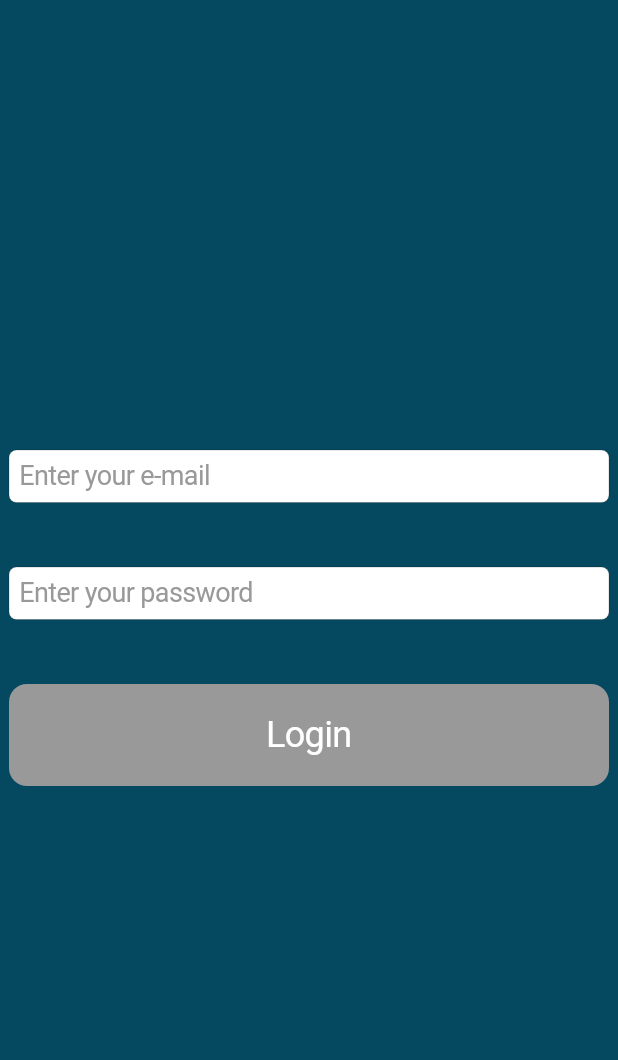
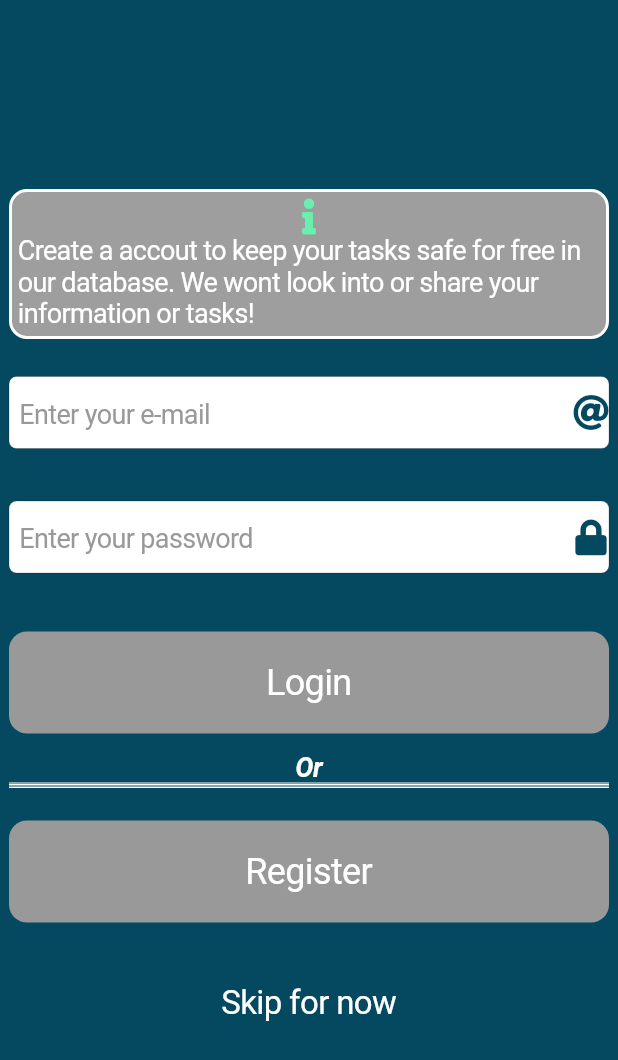
Before and after one commit to DutchJavaDev/TODO-app, a Flutter app: the AccountPanelStateFul screen opened directly, on a phone screen of 412 x 824 dp. Shown: the top 1060 px of the screen. Run offline on Flutter 3.47's test engine with Material 2 defaults, Android fonts, the phone set to English and light mode, and no system bars; our stand-ins replace font_awesome_flutter, validators; statements that could not run were skipped.

Commit message:
Version 0.0.6
identity connection added, 40% of tasks api calls implementen.

```diff
--- a/lib/account.dart
+++ b/lib/account.dart
@@ -1,6 +1,8 @@
 import 'package:flutter/cupertino.dart';
 import 'package:flutter/material.dart';
+import 'package:font_awesome_flutter/font_awesome_flutter.dart';
 import 'utils/extension.dart';
+import 'api/api.dart' as Api;
 
 class AccountPanel extends StatelessWidget {
   @override
@@ -15,11 +17,10 @@ class AccountPanelStateFul extends StatefulWidget {
 }
 
 class AccountPanelState extends State<AccountPanelStateFul> {
-
-  bool login = true;
+  bool login = false;
+  bool register = false;
   bool hasEmail = false;
   bool hasPassword = false;
-  bool send = false;
 
   String emailError = "";
   String passwordError = "";
@@ -30,14 +31,11 @@ class AccountPanelState extends State<AccountPanelStateFul> {
   @override
   void initState() {
     super.initState();
-
     emailController.addListener(_validateEmail);
-
     passwordController.addListener(_validatePassword);
   }
 
   void _validateEmail() {
-
     setState(() {
       emailError = "";
     });
@@ -63,7 +61,6 @@ class AccountPanelState extends State<AccountPanelStateFul> {
   }
 
   void _validatePassword() {
-
     setState(() {
       passwordError = "";
     });
@@ -92,17 +89,17 @@ class AccountPanelState extends State<AccountPanelStateFul> {
       return false;
     }
 
-    if (password.uppercaseCount() == 0){
+    if (password.uppercaseCount() == 0) {
       passwordError = "Password must contain atleast 1 uppercase letter";
       return false;
     }
 
-    if (password.lowerCaseCount() == 0){
+    if (password.lowerCaseCount() == 0) {
       passwordError = "Password must contain atleast 1 lowercase letter";
       return false;
     }
 
-    if (!password.containsSpecialCharacter()){
+    if (!password.containsSpecialCharacter()) {
       passwordError = "Password must contain atleast 1 special character";
       return false;
     }
@@ -110,8 +107,50 @@ class AccountPanelState extends State<AccountPanelStateFul> {
     return true;
   }
 
-  List<Widget> _loginView() {
+  void _handleLogin() {}
+
+  void _handleRegister() async {
+    var result = await Api.IdentityService.registerAccount(
+        emailController.text, passwordController.text);
+    print(result.toString());
+    setState(() {
+      register = false;
+    });
+  }
+
+  List<Widget> _accountView() {
     var list = new List<Widget>();
+
+    list.add(Padding(
+      padding: EdgeInsets.only(bottom: 25, left: 6, right: 6),
+      child: Container(
+        width: double.infinity,
+        height: 100,
+        decoration: BoxDecoration(
+            borderRadius: BorderRadius.circular(12),
+            color: Colors.grey,
+            border: Border.all(
+                color: CupertinoColors.white,
+                style: BorderStyle.solid,
+                width: 2)),
+        child: Padding(
+          padding: EdgeInsets.only(left: 4, right: 4),
+          child: Column(
+            mainAxisAlignment: MainAxisAlignment.center,
+            children: <Widget>[
+              Icon(
+                FontAwesomeIcons.info,
+                color: Colors.greenAccent,
+              ),
+              Text(
+                "Create a accout to keep your tasks safe for free in our database. We wont look into or share your information or tasks!",
+                style: TextStyle(fontSize: 18, color: CupertinoColors.white),
+              )
+            ],
+          ),
+        ),
+      ),
+    ));
 
     var emailField = CupertinoTextField(
       placeholder: "Enter your e-mail",
@@ -121,19 +160,21 @@ class AccountPanelState extends State<AccountPanelStateFul> {
           TextStyle(fontSize: 18, color: CupertinoColors.inactiveGray),
       keyboardType: TextInputType.emailAddress,
       cursorRadius: Radius.circular(12),
+      suffix: Icon(FontAwesomeIcons.at),
+      style: TextStyle(fontSize: 20),
     );
 
     list.add(Padding(
       padding: EdgeInsets.only(left: 6, right: 6),
       child: Container(
-        child: Column(
-          children: <Widget>[
-            emailField,
-            Text(emailError,style: TextStyle(color: CupertinoColors.destructiveRed,fontSize: 16),)
-          ],
+        child: emailField,
+        height: 48,
       ),
-        height: 66,
-      ),
+    ));
+
+    list.add(Text(
+      emailError,
+      style: TextStyle(color: CupertinoColors.destructiveRed, fontSize: 20),
     ));
 
     var passwordField = CupertinoTextField(
@@ -141,78 +182,109 @@ class AccountPanelState extends State<AccountPanelStateFul> {
       obscureText: true,
       controller: passwordController,
       placeholderStyle:
-            TextStyle(fontSize: 18, color: CupertinoColors.inactiveGray));
+          TextStyle(fontSize: 18, color: CupertinoColors.inactiveGray),
+      cursorRadius: Radius.circular(12),
+      suffix: Icon(FontAwesomeIcons.lock),
+      style: TextStyle(fontSize: 20),
+    );
 
     list.add(Padding(
       padding: EdgeInsets.only(left: 6, right: 6, top: 12),
       child: Container(
-        child: Column(
-          children: <Widget>[
-            passwordField,
-            Text(passwordError,style: TextStyle(color: CupertinoColors.destructiveRed,fontSize: 16),)
-          ],
-        ),
-        height: 66,
+        child: passwordField,
+        height: 48,
       ),
     ));
 
+    list.add(Text(
+      passwordError,
+      style: TextStyle(color: CupertinoColors.destructiveRed, fontSize: 20),
+    ));
+
     list.add(Padding(
-      padding: EdgeInsets.only(top: 12, left: 6, right: 6),
+      padding: EdgeInsets.only(top: 16, left: 6, right: 6),
       child: Container(
           height: 68,
           width: double.infinity,
           child: CupertinoButton(
-            child: send ? CupertinoActivityIndicator() : Text(
+            child: login
+                ? CircularProgressIndicator(
+                    backgroundColor: CupertinoColors.activeGreen,
+                  )
+                : Text(
                     "Login",
                     style: TextStyle(color: Colors.white, fontSize: 24),
                   ),
-            onPressed: (hasEmail && hasPassword) ? (){
-              setState(() {
-
-                send = !send;
-
-              });
-            } : null,
+            onPressed: (hasEmail && hasPassword)
+                ? () {
+                    if (login) return;
+                    _handleLogin();
+                  }
+                : null,
             color: CupertinoColors.activeBlue,
             disabledColor: CupertinoColors.inactiveGray,
           )),
     ));
 
-    return list;
-  }
-
-  List<Widget> _registerView() {
-    var list = new List<Widget>();
-
-    var emailField = CupertinoTextField(
-      placeholder: "Enter your e-mail",
-      autocorrect: false,
-      controller: emailController,
-    );
+    list.add(Padding(
+        padding: EdgeInsets.only(top: 12, left: 6, right: 6),
+        child: Column(
+          mainAxisAlignment: MainAxisAlignment.center,
+          children: <Widget>[
+            Text(
+              "Or",
+              style: TextStyle(
+                  fontSize: 18,
+                  color: Colors.white,
+                  fontWeight: FontWeight.bold,
+                  fontStyle: FontStyle.italic),
+            ),
+            CustomPaint(
+              size: Size(MediaQuery.of(context).size.width, 25),
+              isComplex: false,
+              painter: UnderScorePainter(4),
+              willChange: false,
+            )
+          ],
+        )));
 
     list.add(Padding(
-      padding: EdgeInsets.only(),
-      child: emailField,
-    ));
-
-    var passwordField = CupertinoTextField(
-      placeholder: "Enter your password",
-      obscureText: true,
-      controller: passwordController,
-    );
-
-    list.add(Padding(
-      padding: EdgeInsets.only(),
-      child: passwordField,
+      padding: EdgeInsets.only(top: 0, left: 6, right: 6),
+      child: Container(
+          height: 68,
+          width: double.infinity,
+          child: CupertinoButton(
+            child: register
+                ? CircularProgressIndicator(
+                    backgroundColor: CupertinoColors.activeGreen,
+                  )
+                : Text(
+                    "Register",
+                    style: TextStyle(color: Colors.white, fontSize: 24),
+                  ),
+            onPressed: (hasEmail && hasPassword)
+                ? () {
+                    if (register) return;
+                    setState(() {
+                      register = true;
+                    });
+                    _handleRegister();
+                  }
+                : null,
+            color: CupertinoColors.systemGreen,
+            disabledColor: CupertinoColors.inactiveGray,
+          )),
     ));
 
     list.add(Padding(
-      padding: EdgeInsets.only(),
+      padding: EdgeInsets.only(top: 25),
       child: CupertinoButton(
-        child: Text("Register"),
+        child: Text(
+          "Skip for now",
+          style: TextStyle(fontSize: 22, color: Colors.white),
+        ),
         onPressed: () {
-          print(
-              "Register-> username: ${emailController.text}, password: ${passwordController.text}");
+          Navigator.of(context).pop();
         },
       ),
     ));
@@ -236,8 +308,27 @@ class AccountPanelState extends State<AccountPanelStateFul> {
           resizeToAvoidBottomInset: true,
           child: Column(
             mainAxisAlignment: MainAxisAlignment.center,
-            children: login ? _loginView() : _registerView(),
+            children: _accountView(),
           )),
     );
   }
 }
+
+class UnderScorePainter extends CustomPainter {
+  final int thickNess;
+
+  UnderScorePainter(this.thickNess);
+
+  @override
+  void paint(Canvas canvas, Size size) {
+    for (var i = 0; i < this.thickNess; i++) {
+      canvas.drawLine(Offset(0, i.toDouble()), Offset(size.width, i.toDouble()),
+          Paint()..color = Colors.white);
+    }
+  }
+
+  @override
+  bool shouldRepaint(CustomPainter old) {
+    return true;
+  }
+}
```
Also changed, not shown: lib/api/api.dart (added, +190 -0 lines), lib/api/identity.dart (deleted, +0 -62 lines). Lines whose indentation alone changed are shown as unchanged.
